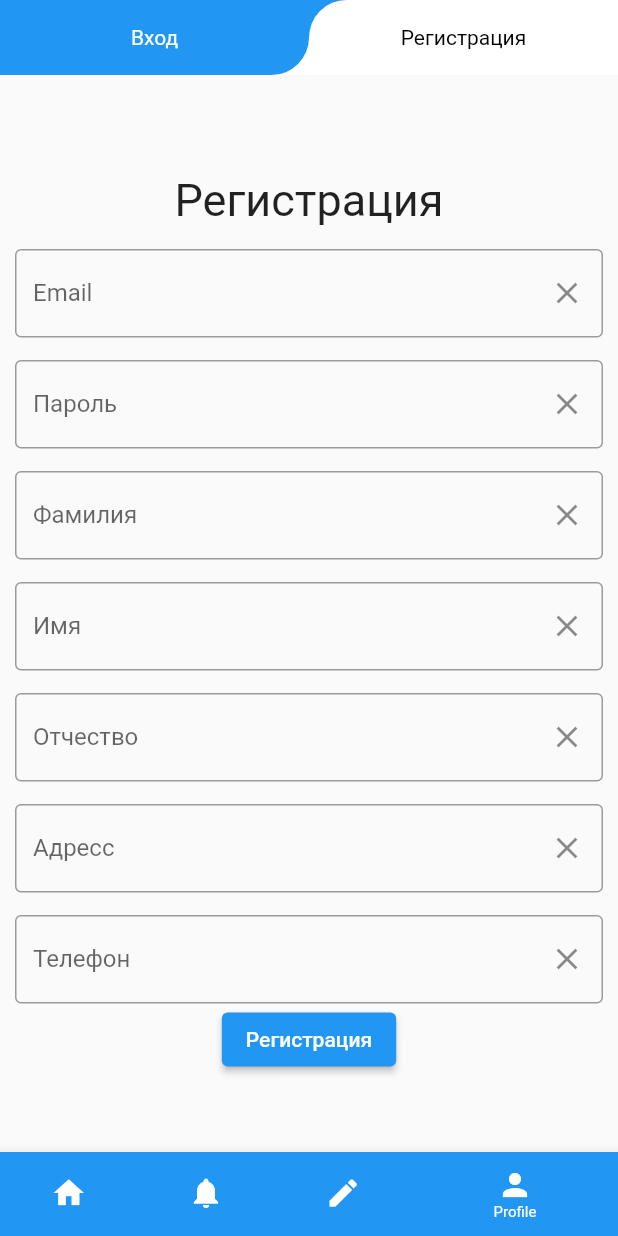
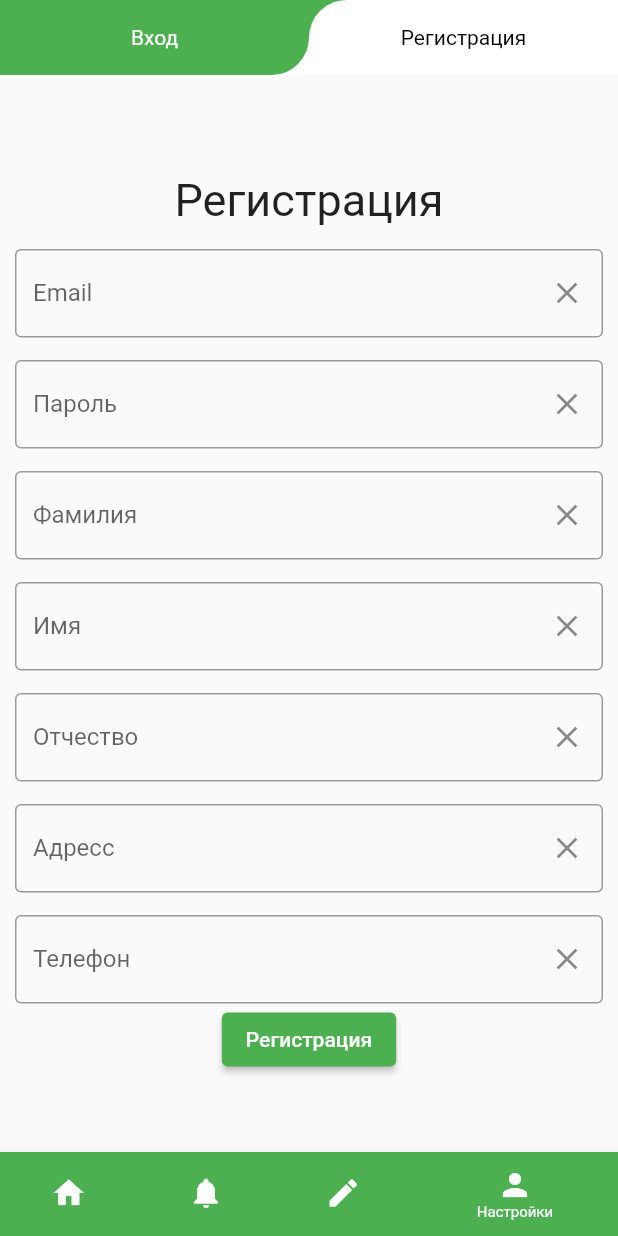
Before and after one commit to vrS0k/dpZak, a Flutter app: the screen it shows after launch, item 4 of the bottom bar chosen, after a tap on "Регистрация", on a phone screen of 412 x 824 dp. Run offline on Flutter 3.47's test engine with Material 2 defaults, Android fonts, the light colour scheme and no system bars; our stand-ins replace cloud_firestore, firebase_auth, firebase_core, firebase_messaging, flutter_bloc, flutter_local_notifications and 4 more; accounts and stored records are empty.

Commit message:
верстка и стиль

```diff
--- a/lib/main.dart
+++ b/lib/main.dart
@@ -120,23 +120,23 @@ class _MyAppState extends State<MyApp> {
             items: const <BottomNavigationBarItem>[
               BottomNavigationBarItem(
                 icon: Icon(Icons.home),
-                label: "Main",
-                backgroundColor: Colors.blue,
+                label: "Главная",
+                backgroundColor: Colors.green,
               ),
               BottomNavigationBarItem(
                 icon: Icon(Icons.notifications),
-                label: "Notifications",
-                backgroundColor: Colors.blue,
+                label: "Уведомления",
+                backgroundColor: Colors.green,
               ),
               BottomNavigationBarItem(
                 icon: Icon(Icons.create),
-                label: "Create",
-                backgroundColor: Colors.blue,
+                label: "Предложить",
+                backgroundColor: Colors.green,
               ),
               BottomNavigationBarItem(
                 icon: Icon(Icons.person),
-                label: "Profile",
-                backgroundColor: Colors.blue,
+                label: "Настройки",
+                backgroundColor: Colors.green,
               ),
             ],
             currentIndex: _selectedIndex,
--- a/lib/user_interface_layer/main_screen.dart
+++ b/lib/user_interface_layer/main_screen.dart
@@ -36,8 +36,9 @@ class _MainScreenState extends State<MainScreen> {
             return Scaffold(
               appBar: MediaQuery.of(context).size.width > 300
                   ? AppBar(
+                      backgroundColor: Colors.green,
                       key: const ValueKey('app'),
-                      title: const Text('Main Screen'),
+                      title: const Text('Главное меню'),
                       centerTitle: true,
                     )
                   : const PreferredSize(
@@ -61,7 +62,7 @@ class _MainScreenState extends State<MainScreen> {
                       : const SizedBox(),
                   MediaQuery.of(context).size.width > 300
                       ? const Divider(
-                          color: Colors.blue, thickness: 1, height: 20)
+                          color: Colors.green, thickness: 1, height: 20)
                       : const SizedBox(),
                   Expanded(
                     child: SingleChildScrollView(
--- a/lib/user_interface_layer/notification_screen.dart
+++ b/lib/user_interface_layer/notification_screen.dart
@@ -29,7 +29,8 @@ class _NotificationScreenState extends State<NotificationScreen> {
     return Scaffold(
       appBar: MediaQuery.of(context).size.width > 300
           ? AppBar(
-              title: const Text('Notification Screen'),
+              backgroundColor: Colors.green,
+              title: const Text('Уведомления'),
               centerTitle: true,
             )
           : const PreferredSize(child: SizedBox(), preferredSize: Size(0, 0)),
--- a/lib/user_interface_layer/profile_screen.dart
+++ b/lib/user_interface_layer/profile_screen.dart
@@ -55,7 +55,7 @@ class _ProfileScreenState extends State<ProfileScreen> {
                         },
                         child: Container(
                           color: authState == AuthState.auth
-                              ? Colors.blue
+                              ? Colors.green
                               : Colors.white,
                           child: Container(
                             decoration: BoxDecoration(
@@ -66,7 +66,7 @@ class _ProfileScreenState extends State<ProfileScreen> {
                                       bottomRight: Radius.circular(25)),
                               color: authState == AuthState.auth
                                   ? Colors.white
-                                  : Colors.blue,
+                                  : Colors.green,
                             ),
                             child: Center(
                               child: Text(
@@ -91,7 +91,7 @@ class _ProfileScreenState extends State<ProfileScreen> {
                         child: Container(
                           color: authState == AuthState.auth
                               ? Colors.white
-                              : Colors.blue,
+                              : Colors.green,
                           child: Container(
                             decoration: BoxDecoration(
                               borderRadius: authState == AuthState.auth
@@ -100,7 +100,7 @@ class _ProfileScreenState extends State<ProfileScreen> {
                                   : const BorderRadius.only(
                                       topLeft: Radius.circular(25)),
                               color: authState == AuthState.auth
-                                  ? Colors.blue
+                                  ? Colors.green
                                   : Colors.white,
                             ),
                             child: Center(
@@ -154,6 +154,8 @@ class _ProfileScreenState extends State<ProfileScreen> {
                                         );
                                       }
                                     },
+                                    style: ElevatedButton.styleFrom(
+                                        primary: Colors.green),
                                     child: const Text("Вход"),
                                   ),
                                 ],
@@ -224,6 +226,8 @@ class _ProfileScreenState extends State<ProfileScreen> {
                                         );
                                       }
                                     },
+                                    style: ElevatedButton.styleFrom(
+                                        primary: Colors.green),
                                     child: const Text("Регистрация"),
                                   ),
                                 ],
@@ -244,7 +248,8 @@ class _ProfileScreenState extends State<ProfileScreen> {
           return Scaffold(
             appBar: MediaQuery.of(context).size.width > 300
                 ? AppBar(
-                    title: const Text('Профиль'),
+                    backgroundColor: Colors.green,
+                    title: const Text('Настройки'),
                     centerTitle: true,
                   )
                 : const PreferredSize(
--- a/lib/user_interface_layer/widgets/custom_text_form_phone.dart
+++ b/lib/user_interface_layer/widgets/custom_text_form_phone.dart
@@ -19,7 +19,7 @@ class CustomTextFormPhone extends StatelessWidget {
     this.onCleanTap,
   }) : super(key: key);
 
-  final maskFormatter = MaskTextInputFormatter(mask: '+# (###) ###-##-##');
+  final maskFormatter = MaskTextInputFormatter(mask: '+7 (###) ###-##-##');
 
   @override
   Widget build(BuildContext context) {
--- a/lib/user_interface_layer/widgets/dialog_widget.dart
+++ b/lib/user_interface_layer/widgets/dialog_widget.dart
@@ -36,7 +36,7 @@ class CustomDialog extends StatelessWidget {
                 height: 50,
                 decoration: const BoxDecoration(
                   borderRadius: BorderRadius.only(bottomLeft: Radius.circular(15), bottomRight: Radius.circular(15)),
-                  color: Colors.blue,
+                  color: Colors.green,
                 ),
                 child: const Center(child: Text("OK", style: TextStyle(color: Colors.white))),
               ),
--- a/lib/user_interface_layer/widgets/project_widget.dart
+++ b/lib/user_interface_layer/widgets/project_widget.dart
@@ -21,8 +21,8 @@ class ProjectWidget extends StatelessWidget {
             Container(
               decoration: BoxDecoration(
                   borderRadius: const BorderRadius.only(topLeft: Radius.circular(15), topRight: Radius.circular(15)),
-                  border: Border.all(color: Colors.blue),
-                  color: Colors.blue),
+                  border: Border.all(color: Colors.green),
+                  color: Colors.green),
               child: Row(
                 mainAxisAlignment: MainAxisAlignment.spaceBetween,
                 children: [
@@ -46,7 +46,7 @@ class ProjectWidget extends StatelessWidget {
               decoration: BoxDecoration(
                 borderRadius:
                     const BorderRadius.only(bottomLeft: Radius.circular(15), bottomRight: Radius.circular(15)),
-                border: Border.all(color: Colors.blue),
+                border: Border.all(color: Colors.green),
               ),
               child: Center(
                 child: Padding(
```
Also changed, not shown: lib/user_interface_layer/create_screen.dart (+8 -5 lines), lib/user_interface_layer/detail_progect_screen.dart (+13 -8 lines), lib/user_interface_layer/user_screen.dart (+4 -3 lines), pubspec.yaml (+8 -6 lines), pubspec.lock, 2 other files.
